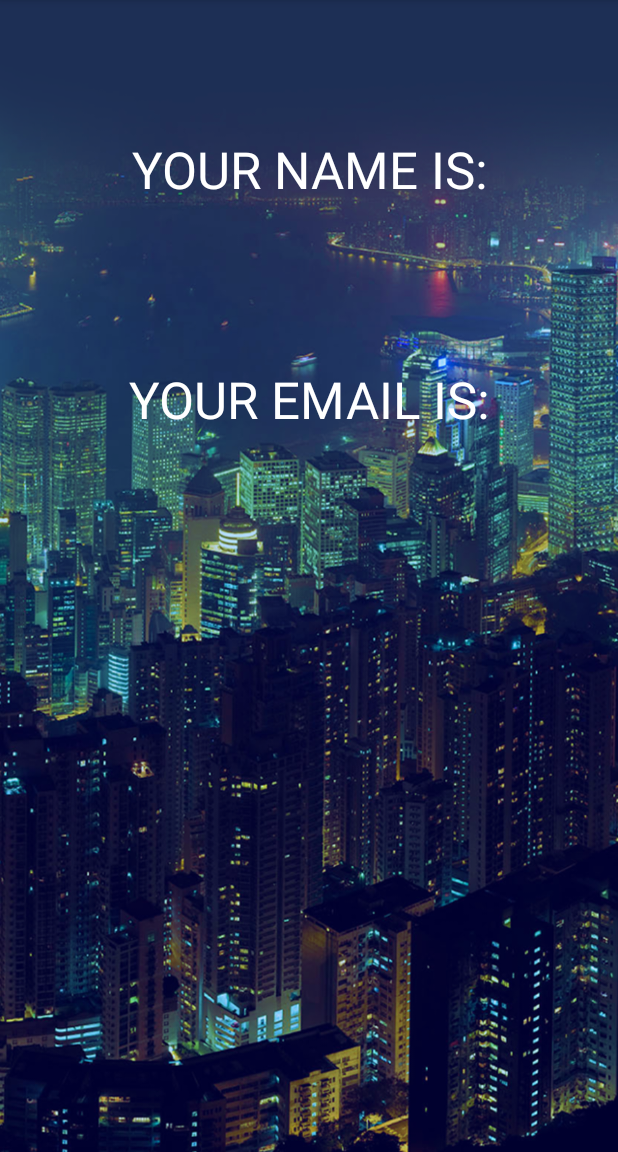
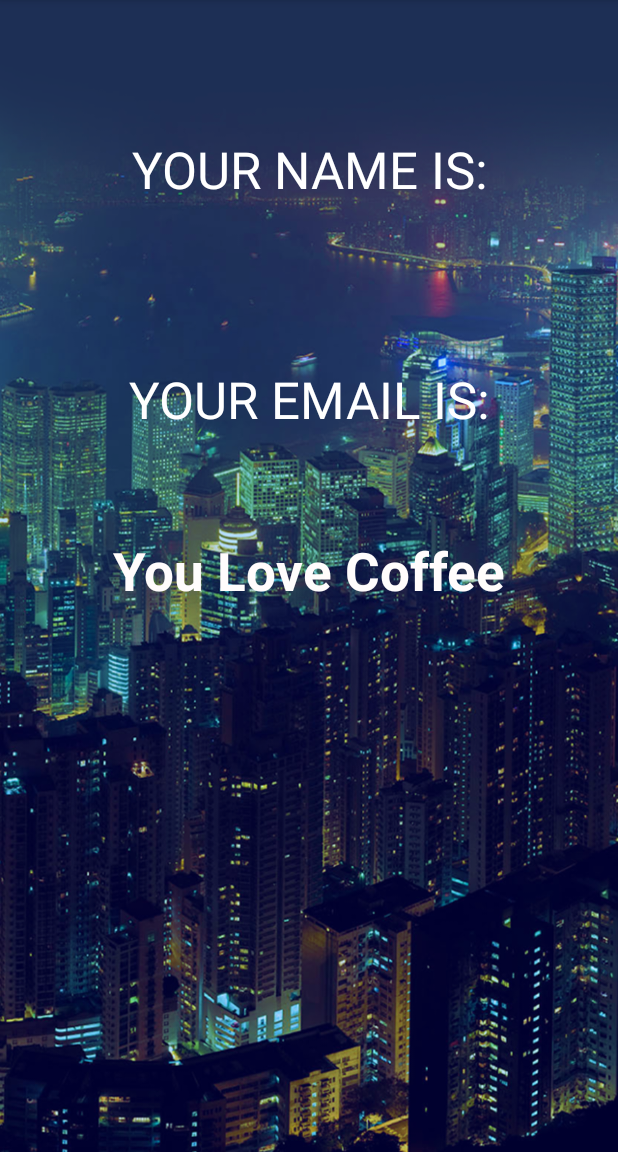
Before and after one commit to JTheoMitr/sign_up_screen, an Android app: the screen it shows after launch (SecondActivity), after a tap on "SUBMIT", on a phone screen of 412 x 824 dp, the part 84-1236 px from its top. Run offline under Robolectric (Android 15) with nearby library versions, the phone set to English and light mode, and no system bars; 1 other tap on this screen came first.

Commit message:
Added Radio Button Connectivity to Second Activity

```diff
--- a/app/src/main/java/android/example/signupscreen/MainActivity.java
+++ b/app/src/main/java/android/example/signupscreen/MainActivity.java
@@ -13,14 +13,18 @@ import android.view.MenuItem;
 import android.view.View;
 import android.widget.EditText;
 import android.widget.RadioButton;
+import android.widget.RadioGroup;
 import android.widget.Toast;
 
 public class MainActivity extends AppCompatActivity {
 
     public static final String NAME_MESSAGE = "android.example.com.activities.extra.NAME";
     public static final String EMAIL_MESSAGE = "android.example.com.activities.extra.EMAIL";
+    public static final String RADIO_MESSAGE = "android.example.com.activities.extra.RADIO";
     private EditText nameEditText;
     private EditText emailEditText;
+    private RadioGroup radioGroup;
+    RadioButton radioButton;
 
     @Override
     protected void onCreate(Bundle savedInstanceState) {
@@ -28,6 +32,7 @@ public class MainActivity extends AppCompatActivity {
         setContentView(R.layout.activity_main);
         nameEditText = (EditText) findViewById(R.id.editTextTextPersonName);
         emailEditText = (EditText) findViewById(R.id.editTextEmailAddress);
+        radioGroup = (RadioGroup) findViewById(R.id.coffee_or_tea);
     }
 
     @Override
@@ -55,10 +60,14 @@ public class MainActivity extends AppCompatActivity {
     public void launchSecondActivity(View view) {
         //Log.d(LOG_TAG, "Button Clicked!");
         Intent intent = new Intent(this, SecondActivity.class);
+        int selectedID = radioGroup.getCheckedRadioButtonId();
+        radioButton = findViewById(selectedID);
+        String radio = radioButton.getText().toString();
         String message = nameEditText.getText().toString();
         String email = emailEditText.getText().toString();
         intent.putExtra(NAME_MESSAGE, message);
         intent.putExtra(EMAIL_MESSAGE, email);
+        intent.putExtra(RADIO_MESSAGE, radio);
 
 //        Person person = new Person(message,email);
 //        intent.putExtra("person",person);
@@ -73,7 +82,7 @@ public class MainActivity extends AppCompatActivity {
         switch(view.getId()) {
             case R.id.radio_coffee:
                 if (checked)
-                    Toast.makeText(this, "You Love Coffee", Toast.LENGTH_LONG).show();
+                    Toast.makeText(this, "You Love Coffee", Toast.LENGTH_SHORT).show();
                     break;
             case R.id.radio_tea:
                 if (checked)
--- a/app/src/main/java/android/example/signupscreen/SecondActivity.java
+++ b/app/src/main/java/android/example/signupscreen/SecondActivity.java
@@ -17,9 +17,13 @@ public class SecondActivity extends AppCompatActivity {
                 intent.getStringExtra(MainActivity.NAME_MESSAGE);
         String email =
                 intent.getStringExtra(MainActivity.EMAIL_MESSAGE);
+        String radio =
+                intent.getStringExtra(MainActivity.RADIO_MESSAGE);
         TextView textView = (TextView) findViewById(R.id.nameDisplay);
         textView.setText(message);
         TextView emailView = (TextView) findViewById(R.id.emailDisplay);
         emailView.setText(email);
+        TextView radioView = (TextView) findViewById(R.id.radioDisplay);
+        radioView.setText(radio);
     }
 }
--- a/app/src/main/res/layout/activity_second.xml
+++ b/app/src/main/res/layout/activity_second.xml
@@ -68,4 +68,19 @@
         app:layout_constraintEnd_toEndOf="parent"
         app:layout_constraintStart_toStartOf="parent"
         app:layout_constraintTop_toBottomOf="@+id/emailHeader" />
+
+    <TextView
+        android:id="@+id/radioDisplay"
+        android:layout_width="wrap_content"
+        android:layout_height="wrap_content"
+        android:layout_marginStart="100dp"
+        android:textStyle="bold"
+        android:layout_marginTop="25dp"
+        android:layout_marginEnd="100dp"
+        android:text="TextView"
+        android:textColor="#FFFCFC"
+        android:textSize="35sp"
+        app:layout_constraintEnd_toEndOf="parent"
+        app:layout_constraintStart_toStartOf="parent"
+        app:layout_constraintTop_toBottomOf="@+id/emailDisplay" />
 </androidx.constraintlayout.widget.ConstraintLayout>
```
